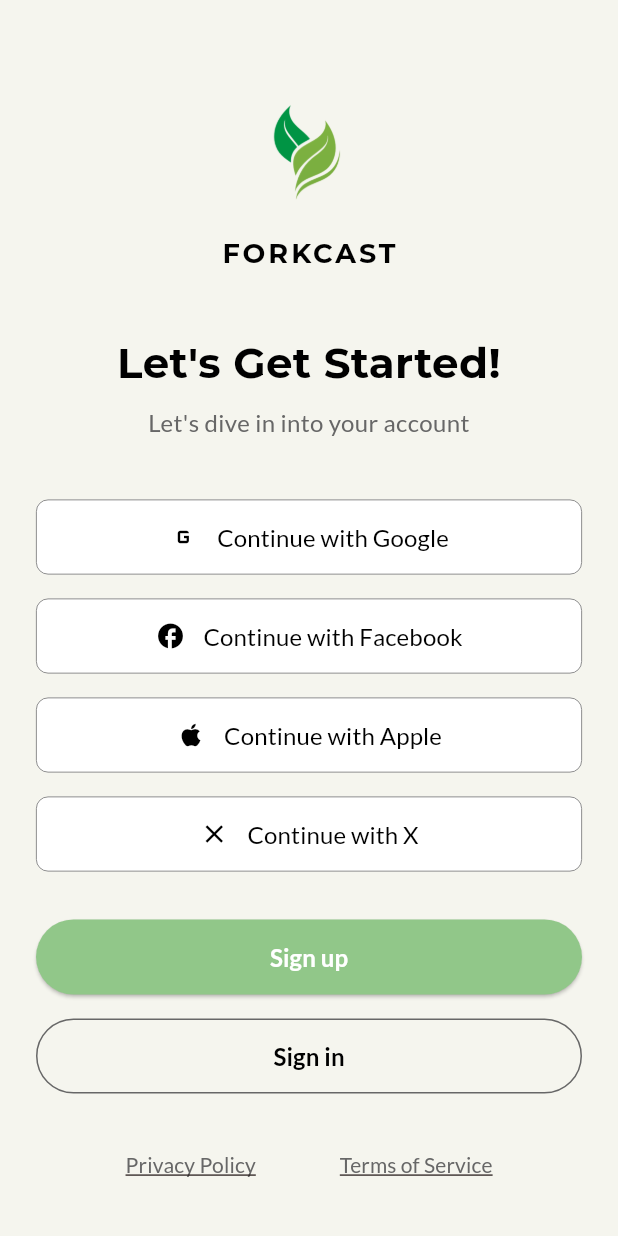
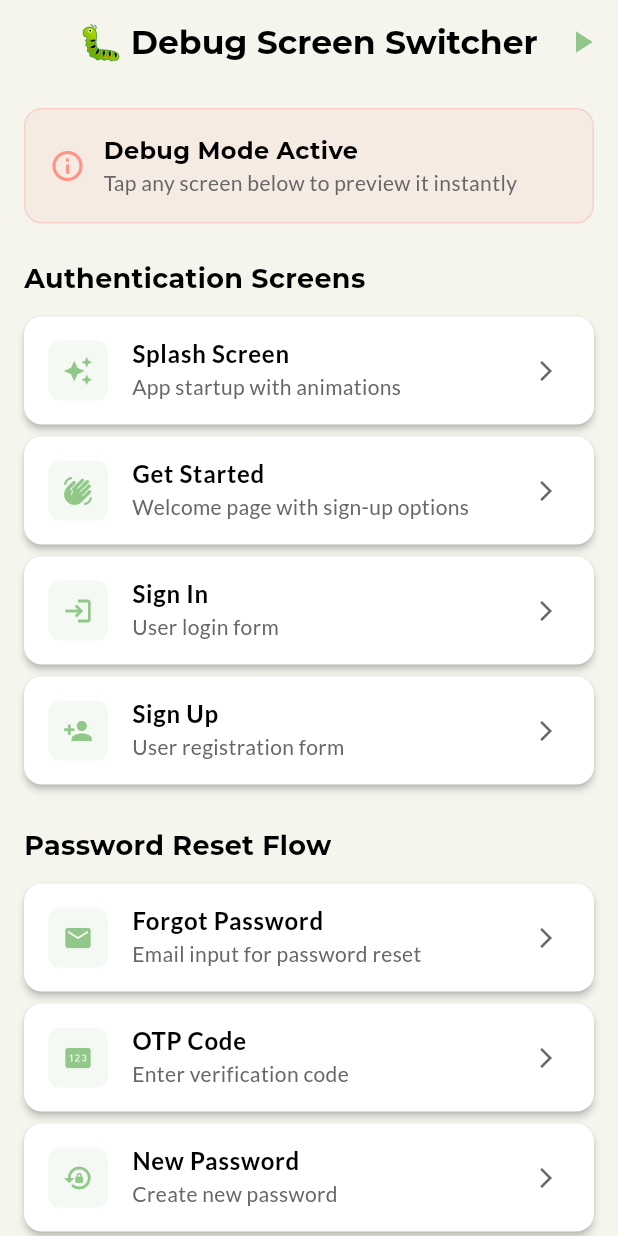
Before and after one commit to notsocj/forkcast, a Flutter app: the screen it shows after launch, on a phone screen of 412 x 824 dp. Run offline on Flutter 3.47's test engine with Material 3 defaults, Android fonts, the phone set to English and light mode, and no system bars; our stand-ins replace cloud_firestore, firebase_auth, firebase_core, flutter_animate; accounts and stored records are empty.

Commit message:
Fixed the error for android manifest :
Files updated/added:
settings.gradle.kts android
AndroidManifest.xml android\app\src\ ...
MainActivity.kt android\app\src\main\ko ...
main.dart lib
debug_config.dart lib\debug
debug_fab.dart lib\debug
debug_screen_switcher.dart lib\debug
name_entry_page.dart lib\features\profi ...

```diff
--- /dev/null
+++ b/lib/debug/debug_config.dart
@@ -0,0 +1,11 @@
+// Debug Configuration
+// Change this to control whether debug mode is active
+class DebugConfig {
+  // Set this to true to enable debug screen switcher
+  // Set this to false to use normal navigation flow
+  static const bool enableDebugMode = true;
+
+  // You can also create different debug modes
+  static const bool showDebugFAB = false;
+  static const bool showDebugInfo = true;
+}
--- /dev/null
+++ b/lib/debug/debug_fab.dart
@@ -0,0 +1,60 @@
+import 'package:flutter/material.dart';
+import '../core/theme/app_colors.dart';
+import 'debug_config.dart';
+import 'debug_screen_switcher.dart';
+
+class DebugFloatingButton extends StatelessWidget {
+  const DebugFloatingButton({super.key});
+
+  @override
+  Widget build(BuildContext context) {
+    // Only show if debug FAB is enabled
+    if (!DebugConfig.showDebugFAB) {
+      return const SizedBox.shrink();
+    }
+
+    return Positioned(
+      top: 100,
+      right: 16,
+      child: FloatingActionButton(
+        mini: true,
+        backgroundColor: AppColors.primaryAccent,
+        foregroundColor: AppColors.white,
+        heroTag: "debug_fab",
+        onPressed: () {
+          Navigator.push(
+            context,
+            MaterialPageRoute(
+              builder: (context) => const DebugScreenSwitcher(),
+            ),
+          );
+        },
+        child: const Icon(Icons.bug_report, size: 20),
+      ),
+    );
+  }
+}
+
+// Wrapper widget to easily add debug functionality to any screen
+class DebugWrapper extends StatelessWidget {
+  final Widget child;
+
+  const DebugWrapper({
+    super.key,
+    required this.child,
+  });
+
+  @override
+  Widget build(BuildContext context) {
+    if (!DebugConfig.showDebugFAB) {
+      return child;
+    }
+
+    return Stack(
+      children: [
+        child,
+        const DebugFloatingButton(),
+      ],
+    );
+  }
+}
--- /dev/null
+++ b/lib/debug/debug_screen_switcher.dart
@@ -0,0 +1,314 @@
+import 'package:flutter/material.dart';
+import '../core/theme/app_colors.dart';
+import '../core/constants.dart';
+
+// Import all your screens here
+import '../features/auth/splash_screen.dart';
+import '../features/auth/get_started_page.dart';
+import '../features/auth/sign_in_page.dart';
+import '../features/auth/sign_up_page.dart';
+import '../features/auth/forgot_password/forgot_password_page.dart';
+import '../features/auth/forgot_password/otp_code_page.dart';
+import '../features/auth/forgot_password/create_new_password_page.dart';
+import '../features/auth/forgot_password/all_set_page.dart';
+import '../features/profile_setup/name_entry_page.dart';
+
+class DebugScreenSwitcher extends StatelessWidget {
+  const DebugScreenSwitcher({super.key});
+
+  @override
+  Widget build(BuildContext context) {
+    return Scaffold(
+      backgroundColor: AppColors.primaryBackground,
+      appBar: AppBar(
+        title: const Text(
+          "🐛 Debug Screen Switcher",
+          style: TextStyle(
+            fontFamily: AppConstants.headingFont,
+            fontWeight: FontWeight.bold,
+            color: AppColors.blackText,
+          ),
+        ),
+        backgroundColor: AppColors.primaryBackground,
+        elevation: 0,
+        centerTitle: true,
+        actions: [
+          // Toggle back to normal flow
+          IconButton(
+            onPressed: () {
+              Navigator.pushReplacement(
+                context,
+                MaterialPageRoute(builder: (context) => const SplashScreen()),
+              );
+            },
+            icon: const Icon(Icons.play_arrow, color: AppColors.successGreen),
+            tooltip: "Switch to Normal Flow",
+          ),
+        ],
+      ),
+      body: SafeArea(
+        child: SingleChildScrollView(
+          padding: const EdgeInsets.all(16.0),
+          child: Column(
+            crossAxisAlignment: CrossAxisAlignment.start,
+            children: [
+              // Header Info
+              Container(
+                width: double.infinity,
+                padding: const EdgeInsets.all(16),
+                decoration: BoxDecoration(
+                  color: AppColors.primaryAccent.withOpacity(0.1),
+                  borderRadius: BorderRadius.circular(12),
+                  border: Border.all(color: AppColors.primaryAccent.withOpacity(0.3)),
+                ),
+                child: Row(
+                  children: [
+                    const Icon(
+                      Icons.info_outline,
+                      color: AppColors.primaryAccent,
+                      size: 24,
+                    ),
+                    const SizedBox(width: 12),
+                    Expanded(
+                      child: Column(
+                        crossAxisAlignment: CrossAxisAlignment.start,
+                        children: [
+                          Text(
+                            "Debug Mode Active",
+                            style: TextStyle(
+                              fontFamily: AppConstants.headingFont,
+                              fontSize: 16,
+                              fontWeight: FontWeight.bold,
+                              color: AppColors.blackText,
+                            ),
+                          ),
+                          Text(
+                            "Tap any screen below to preview it instantly",
+                            style: TextStyle(
+                              fontFamily: AppConstants.primaryFont,
+                              fontSize: 14,
+                              color: AppColors.grayText,
+                            ),
+                          ),
+                        ],
+                      ),
+                    ),
+                  ],
+                ),
+              ),
+
+              const SizedBox(height: 24),
+
+              // Auth Screens
+              _buildSectionTitle("Authentication Screens"),
+              _buildScreenTile(
+                context,
+                "Splash Screen",
+                "App startup with animations",
+                Icons.auto_awesome,
+                const SplashScreen(),
+              ),
+              _buildScreenTile(
+                context,
+                "Get Started",
+                "Welcome page with sign-up options",
+                Icons.waving_hand,
+                const GetStartedPage(),
+              ),
+              _buildScreenTile(
+                context,
+                "Sign In",
+                "User login form",
+                Icons.login,
+                const SignInPage(),
+              ),
+              _buildScreenTile(
+                context,
+                "Sign Up",
+                "User registration form",
+                Icons.person_add,
+                const SignUpPage(),
+              ),
+
+              const SizedBox(height: 20),
+
+              // Password Reset Flow
+              _buildSectionTitle("Password Reset Flow"),
+              _buildScreenTile(
+                context,
+                "Forgot Password",
+                "Email input for password reset",
+                Icons.email,
+                const ForgotPasswordPage(),
+              ),
+              _buildScreenTile(
+                context,
+                "OTP Code",
+                "Enter verification code",
+                Icons.pin,
+                const OTPCodePage(email: "test@example.com"),
+              ),
+              _buildScreenTile(
+                context,
+                "New Password",
+                "Create new password",
+                Icons.lock_reset,
+                const CreateNewPasswordPage(),
+              ),
+              _buildScreenTile(
+                context,
+                "All Set",
+                "Password reset success",
+                Icons.check_circle,
+                const AllSetPage(),
+              ),
+
+              const SizedBox(height: 20),
+
+              // Profile Setup
+              _buildSectionTitle("Profile Setup"),
+              _buildScreenTile(
+                context,
+                "Name Entry",
+                "Enter user's full name",
+                Icons.person,
+                const NameEntryPage(),
+              ),
+
+              const SizedBox(height: 20),
+
+              // Coming Soon
+              _buildSectionTitle("Coming Soon"),
+              _buildComingSoonTile("Gender Selection", "Choose gender preference"),
+              _buildComingSoonTile("Birthday Entry", "Select date of birth"),
+              _buildComingSoonTile("Height Input", "Enter height measurement"),
+              _buildComingSoonTile("Weight Input", "Enter weight measurement"),
+              _buildComingSoonTile("Budget Setup", "Set weekly budget range"),
+              _buildComingSoonTile("Household Size", "Number of family members"),
+              _buildComingSoonTile("Medical Conditions", "Health condition selection"),
+
+              const SizedBox(height: 32),
+            ],
+          ),
+        ),
+      ),
+    );
+  }
+
+  Widget _buildSectionTitle(String title) {
+    return Padding(
+      padding: const EdgeInsets.only(bottom: 12),
+      child: Text(
+        title,
+        style: const TextStyle(
+          fontFamily: AppConstants.headingFont,
+          fontSize: 18,
+          fontWeight: FontWeight.bold,
+          color: AppColors.blackText,
+        ),
+      ),
+    );
+  }
+
+  Widget _buildScreenTile(
+    BuildContext context,
+    String title,
+    String subtitle,
+    IconData icon,
+    Widget screen,
+  ) {
+    return Card(
+      margin: const EdgeInsets.only(bottom: 8),
+      elevation: 2,
+      color: AppColors.white,
+      child: ListTile(
+        leading: Container(
+          width: 40,
+          height: 40,
+          decoration: BoxDecoration(
+            color: AppColors.successGreen.withOpacity(0.1),
+            borderRadius: BorderRadius.circular(8),
+          ),
+          child: Icon(
+            icon,
+            color: AppColors.successGreen,
+            size: 20,
+          ),
+        ),
+        title: Text(
+          title,
+          style: const TextStyle(
+            fontFamily: AppConstants.primaryFont,
+            fontWeight: FontWeight.w600,
+            fontSize: 16,
+            color: AppColors.blackText,
+          ),
+        ),
+        subtitle: Text(
+          subtitle,
+          style: const TextStyle(
+            fontFamily: AppConstants.primaryFont,
+            fontSize: 14,
+            color: AppColors.grayText,
+          ),
+        ),
+        trailing: const Icon(
+          Icons.arrow_forward_ios,
+          size: 16,
+          color: AppColors.grayText,
+        ),
+        onTap: () {
+          Navigator.push(
+            context,
+            MaterialPageRoute(builder: (context) => screen),
+          );
+        },
+      ),
+    );
+  }
+
+  Widget _buildComingSoonTile(String title, String subtitle) {
+    return Card(
+      margin: const EdgeInsets.only(bottom: 8),
+      elevation: 1,
+      color: AppColors.grayText.withOpacity(0.1),
+      child: ListTile(
+        leading: Container(
+          width: 40,
+          height: 40,
+          decoration: BoxDecoration(
+            color: AppColors.grayText.withOpacity(0.1),
+            borderRadius: BorderRadius.circular(8),
+          ),
+          child: Icon(
+            Icons.construction,
+            color: AppColors.grayText,
+            size: 20,
+          ),
+        ),
+        title: Text(
+          title,
+          style: const TextStyle(
+            fontFamily: AppConstants.primaryFont,
+            fontWeight: FontWeight.w600,
+            fontSize: 16,
+            color: AppColors.grayText,
+          ),
+        ),
+        subtitle: Text(
+          "$subtitle (Coming Soon)",
+          style: const TextStyle(
+            fontFamily: AppConstants.primaryFont,
+            fontSize: 14,
+            color: AppColors.grayText,
+          ),
+        ),
+        trailing: const Icon(
+          Icons.schedule,
+          size: 16,
+          color: AppColors.grayText,
+        ),
+      ),
+    );
+  }
+}
--- a/lib/features/profile_setup/name_entry_page.dart
+++ b/lib/features/profile_setup/name_entry_page.dart
@@ -36,7 +36,7 @@
   @override
   Widget build(BuildContext context) {
     return Scaffold(
-      backgroundColor: AppColors.primaryBackground,
+      backgroundColor: const Color.fromARGB(255, 255, 255, 255),
       appBar: AppBar(
         backgroundColor: AppColors.primaryBackground,
         elevation: 0,
--- a/lib/main.dart
+++ b/lib/main.dart
@@ -3,6 +3,8 @@
 import 'package:firebase_core/firebase_core.dart';
 import 'firebase_options.dart';
 import 'features/auth/splash_screen.dart';
+import 'debug/debug_config.dart';
+import 'debug/debug_screen_switcher.dart';
 
 void main() async {
   WidgetsFlutterBinding.ensureInitialized();
@@ -21,7 +23,10 @@
       title: 'ForkCast',
       debugShowCheckedModeBanner: false,
       theme: AppTheme.lightTheme,
-      home: const SplashScreen(),
+      // Toggle between debug mode and normal flow
+      home: DebugConfig.enableDebugMode
+          ? const DebugScreenSwitcher()
+          : const SplashScreen(),
     );
   }
 }
```
Also changed, not shown: 4 other files.
